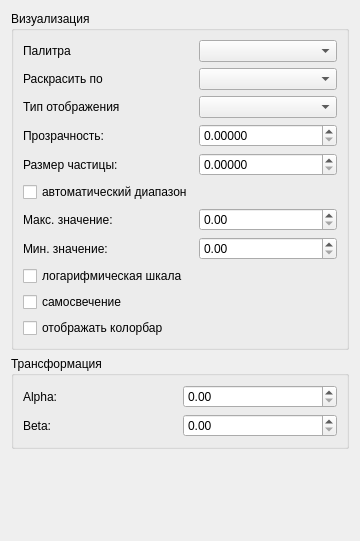
Old version of the form UI/Home/PropertyInspector.ui in the repository Codbrain1/QSpace.
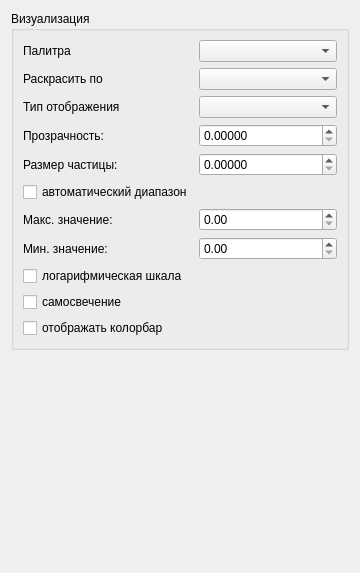
New version of the form.

```diff
--- a/UI/Home/PropertyInspector.ui
+++ b/UI/Home/PropertyInspector.ui
@@ -7,7 +7,7 @@
     <x>0</x>
     <y>0</y>
     <width>360</width>
-    <height>541</height>
+    <height>573</height>
    </rect>
   </property>
   <property name="windowTitle">
@@ -146,35 +146,6 @@
      </layout>
     </widget>
    </item>
-   <item>
-    <widget class="QGroupBox" name="group_transform">
-     <property name="title">
-      <string>Трансформация</string>
-     </property>
-     <layout class="QGridLayout" name="gridLayout_transform">
-      <item row="0" column="0">
-       <widget class="QLabel" name="label_alpha">
-        <property name="text">
-         <string>Alpha:</string>
-        </property>
-       </widget>
-      </item>
-      <item row="0" column="1">
-       <widget class="QDoubleSpinBox" name="spin_alpha"/>
-      </item>
-      <item row="1" column="0">
-       <widget class="QLabel" name="label_beta">
-        <property name="text">
-         <string>Beta:</string>
-        </property>
-       </widget>
-      </item>
-      <item row="1" column="1">
-       <widget class="QDoubleSpinBox" name="spin_beta"/>
-      </item>
-     </layout>
-    </widget>
-   </item>
    <item>
     <spacer name="verticalSpacer_props">
      <property name="orientation">
```
